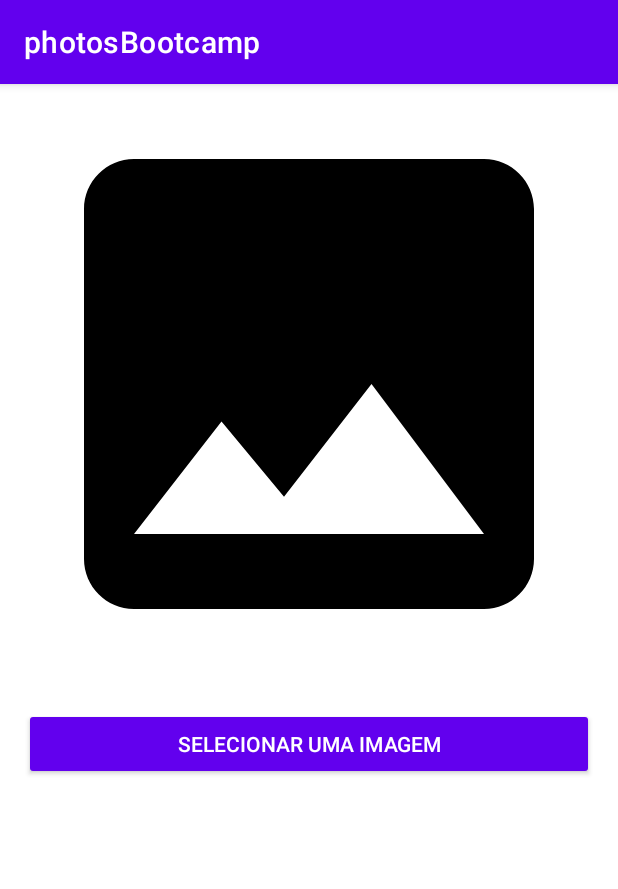
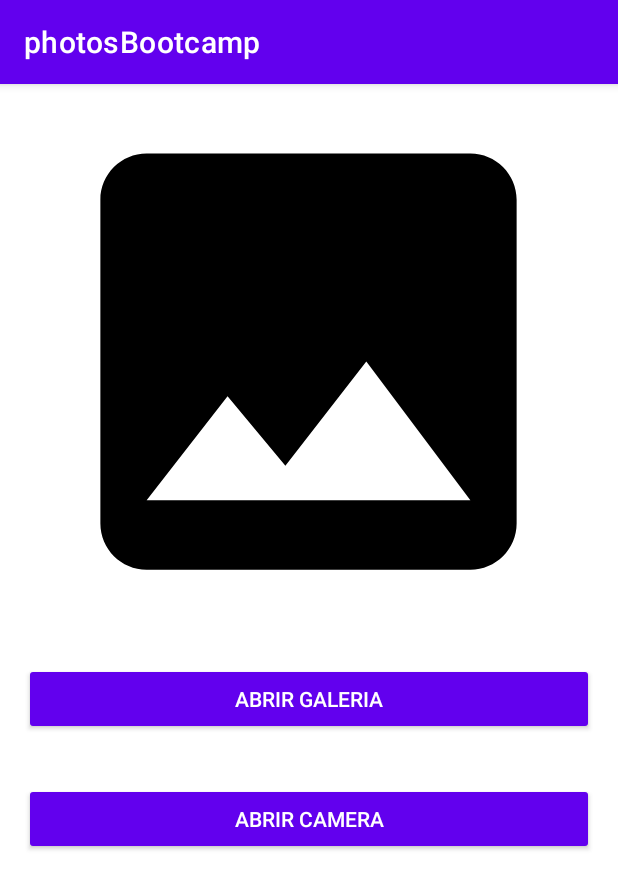
Before and after one commit to rafaelkenedy/photos_bootcamp, an Android app: the screen it shows after launch (MainActivity), on a phone screen of 412 x 824 dp. Shown: the top 889 px of the screen. Run offline under Robolectric (Android 15) with nearby library versions, the phone set to English and light mode, and no system bars; 5 statements that could not run were skipped.

Commit message:
Open camera added

```diff
--- a/app/src/main/AndroidManifest.xml
+++ b/app/src/main/AndroidManifest.xml
@@ -4,6 +4,9 @@
     package="com.rafael.photosbootcamp">
 
     <uses-permission android:name="android.permission.READ_EXTERNAL_STORAGE"/>
+    <uses-permission android:name="android.permission.CAMERA"/>
+    <uses-permission android:name="android.permission.WRITE_EXTERNAL_STORAGE"
+        tools:ignore="ScopedStorage" />
 
     <application
         android:allowBackup="true"
--- a/app/src/main/java/com/rafael/photosbootcamp/MainActivity.kt
+++ b/app/src/main/java/com/rafael/photosbootcamp/MainActivity.kt
@@ -5,13 +5,18 @@ import android.app.Activity
 import android.content.Intent
 import android.content.pm.PackageManager
 import android.os.Build
-import androidx.appcompat.app.AppCompatActivity
 import android.os.Bundle
 import android.widget.Toast
-import androidx.activity.result.contract.ActivityResultContracts
+import androidx.appcompat.app.AppCompatActivity
 import com.rafael.photosbootcamp.databinding.ActivityMainBinding
 
 class MainActivity : AppCompatActivity() {
+
+    companion object {
+        private val PERMISSION_CODE_IMG_PICK = 1000
+        private val IMAGE_PICK_CODE = 1001
+        private val PERMISSION_CODE_CAMERA_CAPTURE = 2000
+    }
 
     private lateinit var binding: ActivityMainBinding
 
@@ -23,31 +28,62 @@ class MainActivity : AppCompatActivity() {
         setContentView(view)
 
         binding.btnPick.setOnClickListener {
-            if (Build.VERSION.SDK_INT >= Build.VERSION_CODES.M){
-                if(checkSelfPermission(Manifest.permission.READ_EXTERNAL_STORAGE)
-                == PackageManager.PERMISSION_DENIED){
+            if (Build.VERSION.SDK_INT >= Build.VERSION_CODES.M) {
+                if (checkSelfPermission(Manifest.permission.READ_EXTERNAL_STORAGE)
+                    == PackageManager.PERMISSION_DENIED
+                ) {
                     val permission = arrayOf(Manifest.permission.READ_EXTERNAL_STORAGE)
-                    requestPermissions(permission, PERMISSION_CODE)
-                }
-                else{
+                    requestPermissions(permission, PERMISSION_CODE_IMG_PICK)
+                } else {
                     pickImageFromGallery()
                 }
-            }else{
+            } else {
                 pickImageFromGallery()
+            }
+        }
+
+        binding.btnOpenCamera.setOnClickListener {
+            if (Build.VERSION.SDK_INT >= Build.VERSION_CODES.M) {
+                if (checkSelfPermission(Manifest.permission.CAMERA)
+                    == PackageManager.PERMISSION_DENIED || checkSelfPermission(Manifest.permission.WRITE_EXTERNAL_STORAGE)
+                    == PackageManager.PERMISSION_DENIED
+                ) {
+                    val permissions = arrayOf(Manifest.permission.CAMERA, Manifest.permission.WRITE_EXTERNAL_STORAGE)
+                    requestPermissions(permissions, PERMISSION_CODE_CAMERA_CAPTURE)
+                }else{
+                    openCamera()
+                }
+            } else {
+                openCamera()
             }
         }
     }
 
-    override fun onRequestPermissionsResult( requestCode: Int,
-                                             permissions: Array<out String>,
-                                             grantResults: IntArray) {
+    private fun openCamera() {
+        TODO("Not yet implemented")
+    }
+
+    override fun onRequestPermissionsResult(
+        requestCode: Int,
+        permissions: Array<out String>,
+        grantResults: IntArray
+    ) {
         super.onRequestPermissionsResult(requestCode, permissions, grantResults)
-        when(requestCode) {
-            PERMISSION_CODE -> {
-                if(grantResults.size > 0 && grantResults[0] == PackageManager.PERMISSION_GRANTED){
+        when (requestCode) {
+            PERMISSION_CODE_IMG_PICK -> {
+                if (grantResults.size > 0 && grantResults[0] == PackageManager.PERMISSION_GRANTED) {
                     pickImageFromGallery()
+                } else {
+                    Toast.makeText(this, "Permissão negada!", Toast.LENGTH_SHORT).show()
                 }
-                else{
+            }
+
+            PERMISSION_CODE_CAMERA_CAPTURE -> {
+                if (grantResults.size > 1 &&
+                        grantResults[0] == PackageManager.PERMISSION_GRANTED &&
+                        grantResults[1] == PackageManager.PERMISSION_GRANTED){
+                    openCamera()
+                }else{
                     Toast.makeText(this, "Permissão negada!", Toast.LENGTH_SHORT).show()
                 }
             }
@@ -65,14 +101,8 @@ class MainActivity : AppCompatActivity() {
     @Suppress("DEPRECATION")
     override fun onActivityResult(requestCode: Int, resultCode: Int, data: Intent?) {
         super.onActivityResult(requestCode, resultCode, data)
-        if (resultCode == Activity.RESULT_OK && requestCode == IMAGE_PICK_CODE){
+        if (resultCode == Activity.RESULT_OK && requestCode == IMAGE_PICK_CODE) {
             binding.ivImage.setImageURI(data?.data)
         }
     }
-
-    companion object {
-        private val PERMISSION_CODE = 1000
-        private val IMAGE_PICK_CODE = 1001
-
-    }
 }
--- a/app/src/main/res/layout/activity_main.xml
+++ b/app/src/main/res/layout/activity_main.xml
@@ -12,13 +12,22 @@
         android:id="@+id/iv_image"
         android:scaleType="centerCrop"
         android:src="@drawable/ic_image"
-        android:layout_width="400dp"
-        android:layout_height="400dp"
+        android:layout_width="370dp"
+        android:layout_height="370dp"
         android:contentDescription="@string/user_img_selection" />
 
     <Button
         android:id="@+id/btn_pick"
-        android:text="@string/selecionar_uma_imagem"
+        android:text="@string/abrir_galeria"
+        style="@style/Widget.AppCompat.Button.Colored"
+        android:layout_width="match_parent"
+        android:padding="8dp"
+        android:layout_margin="16dp"
+        android:layout_height="wrap_content"/>
+
+    <Button
+        android:id="@+id/btn_open_camera"
+        android:text="@string/abrir_camera"
         style="@style/Widget.AppCompat.Button.Colored"
         android:layout_width="match_parent"
         android:padding="8dp"
--- a/app/src/main/res/values/strings.xml
+++ b/app/src/main/res/values/strings.xml
@@ -1,5 +1,6 @@
 <resources>
     <string name="app_name">photosBootcamp</string>
     <string name="user_img_selection">Imagem selecionada pelo usuário</string>
-    <string name="selecionar_uma_imagem">Selecionar uma imagem</string>
+    <string name="abrir_galeria">Abrir galeria</string>
+    <string name="abrir_camera">Abrir camera</string>
 </resources>
```
